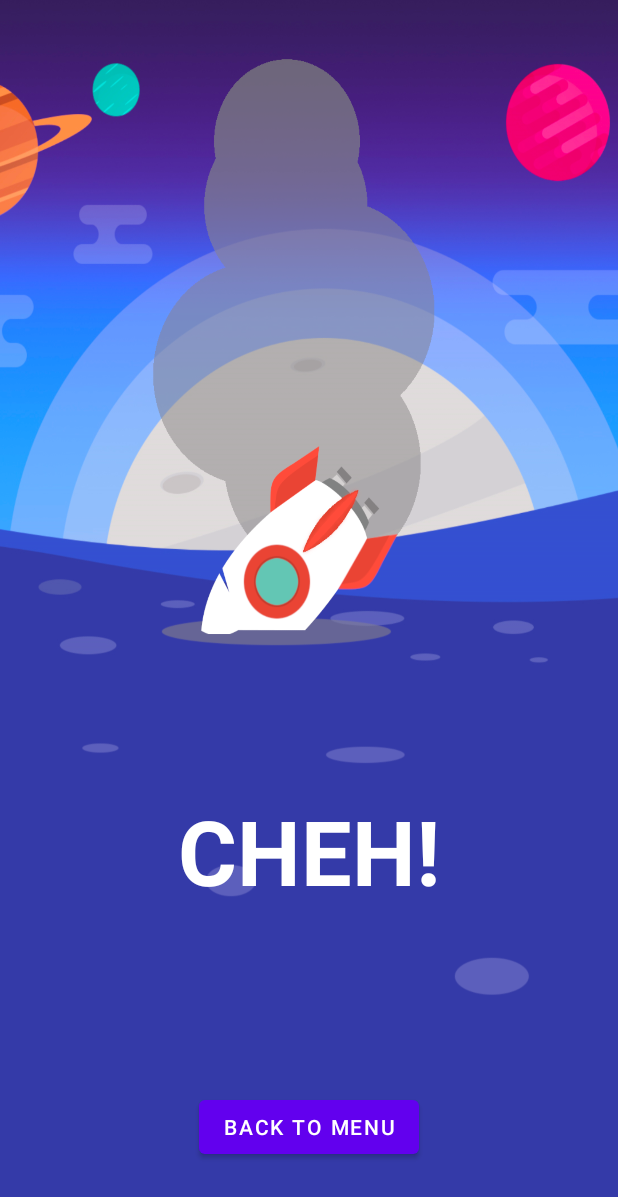
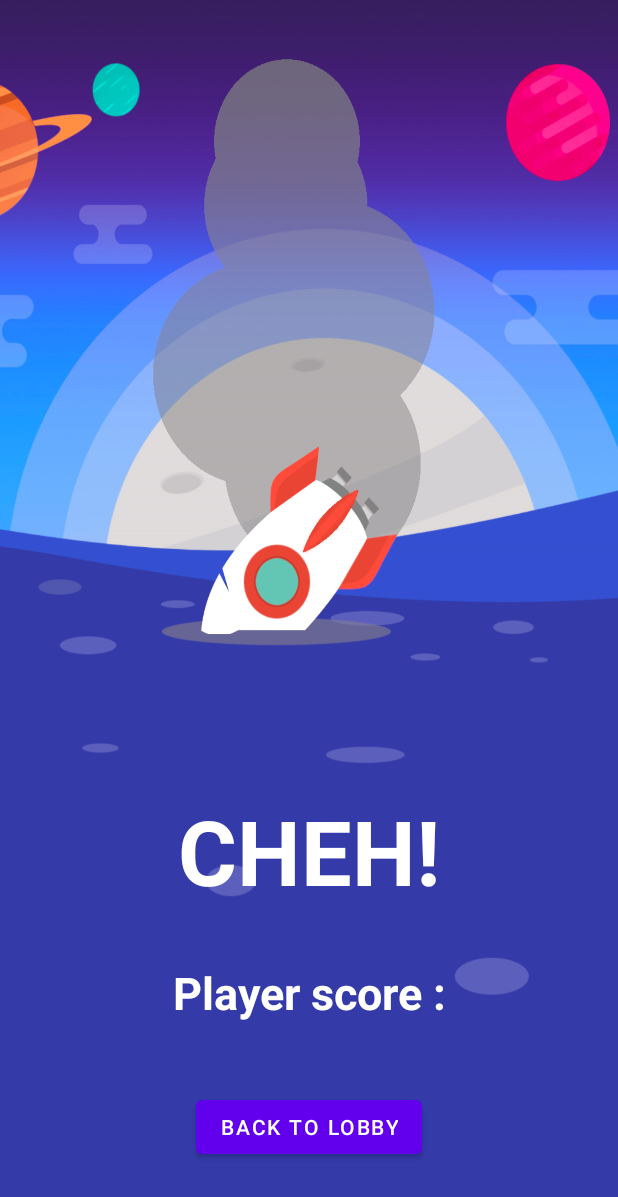
Before and after one commit to kceriati/SpaceDim_PathPartout, an Android app: the fragment LoseFragment placed in its activity, on a phone screen of 412 x 824 dp. Shown: the top 1197 px of the screen. Run offline under Robolectric (Android 15) with nearby library versions, the phone set to English and light mode, and no system bars; our stand-ins replace data binding; libraries missing offline, so code that uses them is left out: soup.neumorphism; plain views replace NeumorphButton, NeumorphCardView, NeumorphImageButton; 3 statements that could not run were skipped.

Commit message:
ajout du score à la fin sur l'écran de win et de lose

```diff
--- a/app/src/main/AndroidManifest.xml
+++ b/app/src/main/AndroidManifest.xml
@@ -9,7 +9,7 @@
         android:allowBackup="true"
         android:icon="@mipmap/ic_launcher"
         android:label="@string/app_name"
-        android:roundIcon="@mipmap/ic_launcher_round"
+        android:roundIcon="@drawable/rocket_icon"
         android:supportsRtl="true"
         android:theme="@style/Theme.SpaceDIMVisuel">
         <activity android:name=".MainActivity" >
--- a/app/src/main/java/com/example/spacedimvisuel/screens/game/GameViewModel.kt
+++ b/app/src/main/java/com/example/spacedimvisuel/screens/game/GameViewModel.kt
@@ -16,7 +16,6 @@
 
 package com.example.spacedimvisuel.screens.game
 
-import androidx.lifecycle.LiveData
 import androidx.lifecycle.MutableLiveData
 import androidx.lifecycle.ViewModel
 import com.example.spacedimvisuel.api.MyWebsocketTraveler
--- a/app/src/main/java/com/example/spacedimvisuel/screens/game/GameViewModelFactory.kt
+++ b/app/src/main/java/com/example/spacedimvisuel/screens/game/GameViewModelFactory.kt
@@ -3,7 +3,6 @@ package com.example.spacedimvisuel.screens.game
 import androidx.lifecycle.ViewModel
 import androidx.lifecycle.ViewModelProvider
 import com.example.spacedimvisuel.api.MyWebsocketTraveler
-import com.example.spacedimvisuel.api.SocketListener
 import com.example.spacedimvisuel.api.User
 
 class GameViewModelFactory(private val player: User, private val webSocketTraveler: MyWebsocketTraveler) : ViewModelProvider.Factory {
--- a/app/src/main/java/com/example/spacedimvisuel/screens/lobby/LobbyFragment.kt
+++ b/app/src/main/java/com/example/spacedimvisuel/screens/lobby/LobbyFragment.kt
@@ -30,7 +30,6 @@ import androidx.fragment.app.Fragment
 import androidx.lifecycle.Observer
 import androidx.lifecycle.ViewModelProvider
 import androidx.navigation.fragment.NavHostFragment
-import androidx.navigation.fragment.navArgs
 import com.example.spacedimvisuel.R
 import com.example.spacedimvisuel.api.MyWebsocketTraveler
 import com.example.spacedimvisuel.api.SocketListener
@@ -51,7 +50,6 @@ class LobbyFragment : Fragment() {
     private val TAG = "LobbyFragment"
 
     private lateinit var binding: LobbyFragmentBinding
-    private val args by navArgs<LobbyFragmentArgs>()
     private lateinit var lobbyUserObserver : Observer<List<User>>
 
     override fun onCreateView(inflater: LayoutInflater, container: ViewGroup?,
--- a/app/src/main/java/com/example/spacedimvisuel/screens/lobby/LobbyViewModel.kt
+++ b/app/src/main/java/com/example/spacedimvisuel/screens/lobby/LobbyViewModel.kt
@@ -18,15 +18,11 @@ package com.example.spacedimvisuel.screens.lobby
 
 import androidx.lifecycle.MutableLiveData
 import androidx.lifecycle.ViewModel
-
+import com.example.spacedimvisuel.api.SocketListener
 import com.example.spacedimvisuel.api.User
-
-import com.example.spacedimvisuel.api.SocketListener
 import okhttp3.OkHttpClient
 import okhttp3.Request
 import okhttp3.WebSocket
-import okhttp3.WebSocketListener
-import okhttp3.internal.ws.RealWebSocket
 
 
 /**
--- a/app/src/main/java/com/example/spacedimvisuel/screens/login/LoginViewModel.kt
+++ b/app/src/main/java/com/example/spacedimvisuel/screens/login/LoginViewModel.kt
@@ -16,7 +16,6 @@
 
 package com.example.spacedimvisuel.screens.login
 
-import android.hardware.SensorManager
 import android.util.Log
 import androidx.lifecycle.LiveData
 import androidx.lifecycle.MutableLiveData
--- a/app/src/main/java/com/example/spacedimvisuel/screens/lose/LoseViewModel.kt
+++ b/app/src/main/java/com/example/spacedimvisuel/screens/lose/LoseViewModel.kt
@@ -16,7 +16,6 @@
 
 package com.example.spacedimvisuel.screens.lose
 
-import android.util.Log
 import androidx.lifecycle.ViewModel
 import com.example.spacedimvisuel.api.User
 
--- a/app/src/main/java/com/example/spacedimvisuel/screens/lose/LoseViewModelFactory.kt
+++ b/app/src/main/java/com/example/spacedimvisuel/screens/lose/LoseViewModelFactory.kt
@@ -3,7 +3,6 @@ package com.example.spacedimvisuel.screens.lose
 import androidx.lifecycle.ViewModel
 import androidx.lifecycle.ViewModelProvider
 import com.example.spacedimvisuel.api.User
-import com.example.spacedimvisuel.screens.lobby.LobbyViewModel
 
 class LoseViewModelFactory(private val player: User): ViewModelProvider.Factory {
     override fun <T : ViewModel?> create(modelClass: Class<T>): T {
--- a/app/src/main/java/com/example/spacedimvisuel/screens/win/WinViewModel.kt
+++ b/app/src/main/java/com/example/spacedimvisuel/screens/win/WinViewModel.kt
@@ -16,7 +16,6 @@
 
 package com.example.spacedimvisuel.screens.win
 
-import android.util.Log
 import androidx.lifecycle.ViewModel
 import com.example.spacedimvisuel.api.User
 
--- a/app/src/main/java/com/example/spacedimvisuel/screens/win/WinViewModelFactory.kt
+++ b/app/src/main/java/com/example/spacedimvisuel/screens/win/WinViewModelFactory.kt
@@ -3,7 +3,6 @@ package com.example.spacedimvisuel.screens.win
 import androidx.lifecycle.ViewModel
 import androidx.lifecycle.ViewModelProvider
 import com.example.spacedimvisuel.api.User
-import com.example.spacedimvisuel.screens.lobby.LobbyViewModel
 
 class WinViewModelFactory(private val player: User): ViewModelProvider.Factory {
     override fun <T : ViewModel?> create(modelClass: Class<T>): T {
--- a/app/src/main/res/layout/login_fragment.xml
+++ b/app/src/main/res/layout/login_fragment.xml
@@ -38,18 +38,19 @@
             app:layout_constraintEnd_toEndOf="parent"
             app:layout_constraintHorizontal_bias="0.495"
             app:layout_constraintStart_toStartOf="parent"
-            app:layout_constraintTop_toBottomOf="@+id/frameLayout"/>
+            app:layout_constraintTop_toBottomOf="@+id/frameLayout" />
 
         <soup.neumorphism.NeumorphCardView
             android:id="@+id/edittext_card"
             style="@style/Widget.Neumorph.CardView"
             android:layout_width="247dp"
             android:layout_height="76dp"
-                android:layout_marginStart="28dp"
+            android:layout_marginTop="30dp"
             app:layout_constraintBottom_toBottomOf="parent"
+            app:layout_constraintEnd_toStartOf="@+id/rocketButton"
+
             app:layout_constraintStart_toStartOf="parent"
             app:layout_constraintTop_toTopOf="parent"
-
             app:layout_constraintVertical_bias="0.77">
 
             <androidx.constraintlayout.widget.ConstraintLayout
@@ -60,11 +61,11 @@
                     android:id="@+id/editText"
                     android:layout_width="221dp"
                     android:layout_height="49dp"
+                    android:background="@null"
                     android:hint="Ton pseudo d'astronaute"
-                        android:background="@null"
+                    android:inputType="text"
                     android:paddingLeft="10dp"
                     android:singleLine="true"
-                        android:inputType="text"
                     tools:ignore="MissingConstraints"
                     tools:layout_editor_absoluteX="2dp"
                     tools:layout_editor_absoluteY="0dp" />
@@ -76,19 +77,18 @@
             style="@style/Widget.Neumorph.ImageButton"
             android:layout_width="101dp"
             android:layout_height="121dp"
+            android:layout_marginTop="20dp"
+
             android:layout_marginEnd="16dp"
-
             android:layout_marginBottom="110dp"
             android:scaleType="centerInside"
             android:src="@drawable/icon_fuse"
             app:layout_constraintBottom_toBottomOf="parent"
             app:layout_constraintEnd_toEndOf="parent"
-                app:layout_constraintHorizontal_bias="1.0"
-                app:layout_constraintStart_toEndOf="@+id/edittext_card"
+            app:layout_constraintTop_toBottomOf="@+id/textView5"
             app:neumorph_shadowColorLight="@color/white"
             app:neumorph_shapeType="flat"
-                tools:ignore="MissingConstraints">
-            </soup.neumorphism.NeumorphImageButton>
+            tools:ignore="MissingConstraints"></soup.neumorphism.NeumorphImageButton>
 
     </androidx.constraintlayout.widget.ConstraintLayout>
 </layout>
--- a/app/src/main/res/layout/lose_fragment.xml
+++ b/app/src/main/res/layout/lose_fragment.xml
@@ -41,5 +41,29 @@
             app:layout_constraintTop_toTopOf="parent"
             app:layout_constraintVertical_bias="0.814" />
 
+        <TextView
+            android:id="@+id/scoreDesc"
+            android:layout_width="wrap_content"
+            android:layout_height="wrap_content"
+            android:layout_marginBottom="45dp"
+            android:text="@string/playerScore"
+            android:textColor="@color/white"
+            android:textSize="30sp"
+            android:textStyle="bold"
+            app:layout_constraintBottom_toTopOf="@+id/neumorphButton"
+            app:layout_constraintEnd_toEndOf="parent"
+            app:layout_constraintStart_toStartOf="parent" />
+
+        <TextView
+            android:id="@+id/finalScore"
+            android:layout_width="wrap_content"
+            android:layout_height="wrap_content"
+            android:textColor="@color/light_orange"
+            android:textSize="30sp"
+            android:textStyle="bold"
+            app:layout_constraintBottom_toTopOf="@+id/neumorphButton"
+            app:layout_constraintEnd_toEndOf="parent"
+            app:layout_constraintStart_toStartOf="parent" />
+
     </androidx.constraintlayout.widget.ConstraintLayout>
 </layout>
--- a/app/src/main/res/values/strings.xml
+++ b/app/src/main/res/values/strings.xml
@@ -2,7 +2,7 @@
     <string name="app_name">SpaceDIM</string>
     <!-- TODO: Remove or change this placeholder text -->
     <string name="hello_blank_fragment">Hello blank fragment</string>
-    <string name="backToMenu">Back to menu</string>
+    <string name="backToMenu">Back to lobby</string>
     <string name="joinRoom">Join a room</string>
     <string name="ready">Ready !</string>
     <string name="alone">You are alone… Join your friends !</string>
@@ -13,4 +13,5 @@
     <string name="statusReady">Ready</string>
     <string name="waiting">Waiting</string>
     <string name="enter_room_name">Enter room name</string>
+    <string name="playerScore">Player score :</string>
 </resources>
```
Also changed, not shown: app/src/main/java/com/example/spacedimvisuel/screens/game/GameFragment.kt (+5 -11 lines), app/src/main/java/com/example/spacedimvisuel/screens/login/LoginFragment.kt (+0 -9 lines), app/src/main/java/com/example/spacedimvisuel/screens/lose/LoseFragment.kt (+1 -6 lines), app/src/main/java/com/example/spacedimvisuel/screens/win/WinFragment.kt (+1 -7 lines), app/src/main/res/layout/win_fragment.xml (+24 -0 lines). Lines whose indentation alone changed are shown as unchanged.
